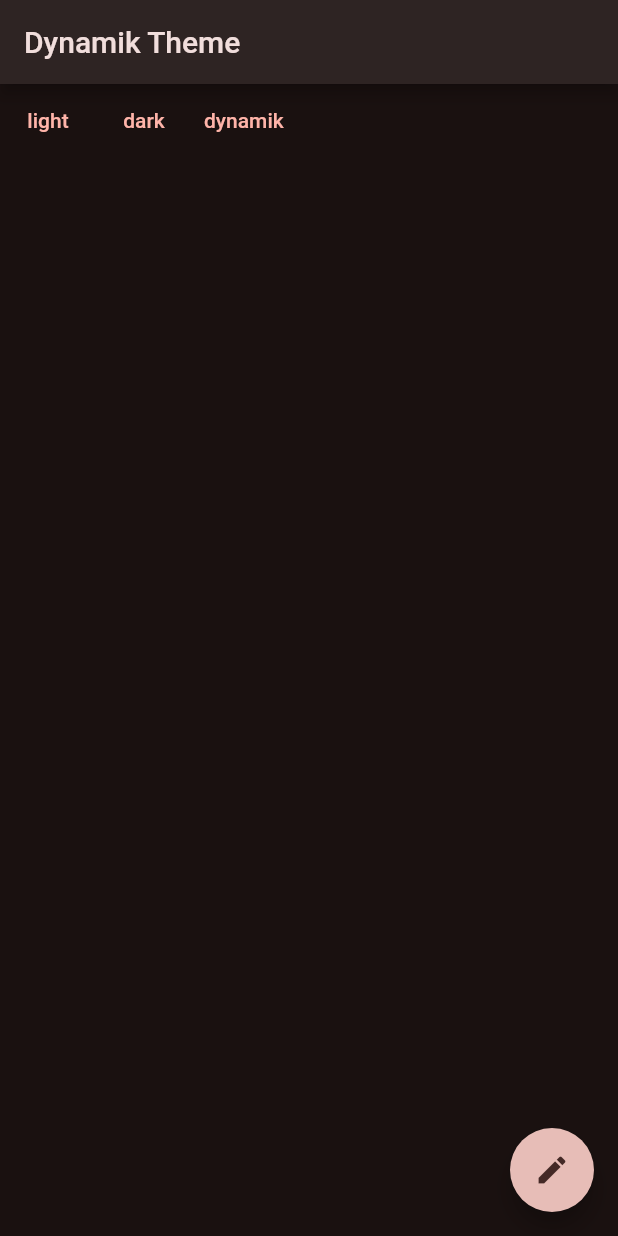
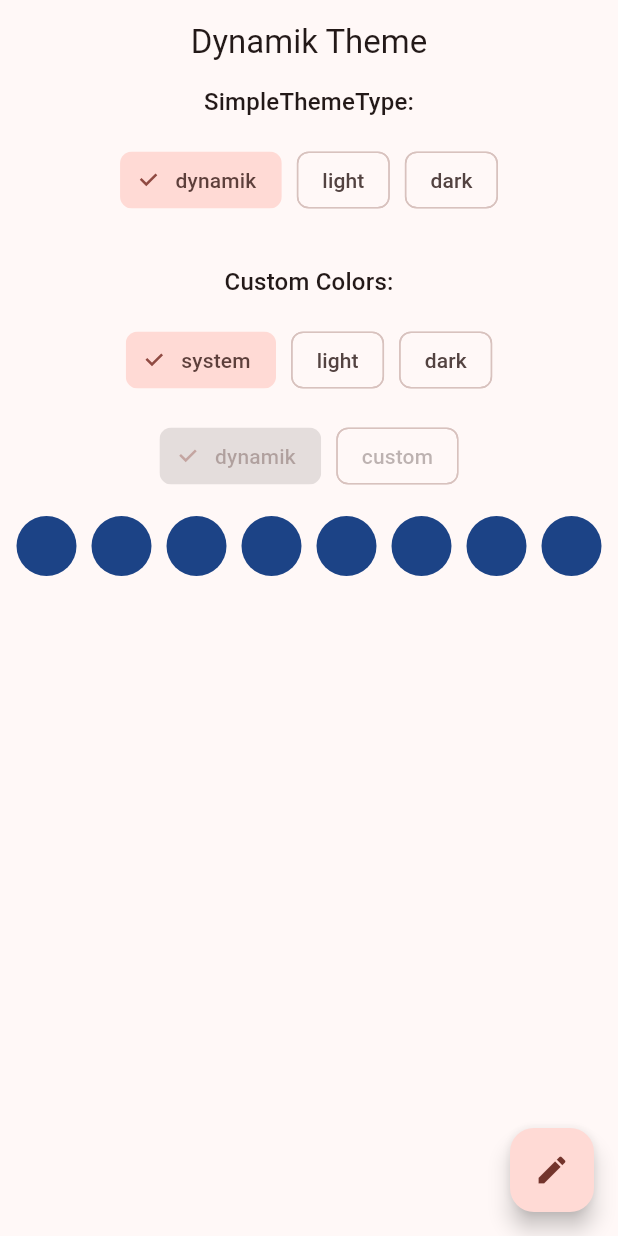
Before and after one commit to 2shrestha22/dynamik_theme, a Flutter app: the screen it shows after launch, on a phone screen of 412 x 824 dp. Run offline on Flutter 3.47's test engine with Material 2 defaults, Android fonts, the phone set to English and light mode, and no system bars; drawn by our look-alikes of dynamic_color.

Commit message:
refactor and enhancement

````diff
--- a/example/lib/main.dart
+++ b/example/lib/main.dart
@@ -1,9 +1,17 @@
+import 'dart:math';
+
 import 'package:dynamik_theme/dynamik_theme.dart';
 import 'package:flutter/material.dart';
 
 void main() {
   runApp(const MyApp());
 }
+
+const _space = SizedBox(height: 16, width: 16);
+final _colors = List.generate(
+    8,
+    (index) =>
+        Color((Random().nextDouble() * 0xFFFFFF).toInt()).withOpacity(1.0));
 
 class MyApp extends StatefulWidget {
   const MyApp({super.key});
@@ -17,12 +25,20 @@ class _MyAppState extends State<MyApp> {
   Widget build(BuildContext context) {
     return DynamikThemeBuilder(
       config: ThemeConfig(
-        lightScheme: ColorScheme.fromSeed(seedColor: Colors.blue),
+        useMaterial3: true,
+        lightScheme: ColorScheme.fromSeed(
+          seedColor: Colors.red,
+        ),
         darkScheme: ColorScheme.fromSeed(
           seedColor: Colors.red,
           brightness: Brightness.dark,
         ),
-        defaultThemeState: SimpleThemeType.dark.themeData,
+        defaultThemeState: SimpleThemeType.dynamik.themeData,
+        builder: (themeData) {
+          return themeData.copyWith(
+            appBarTheme: const AppBarTheme(centerTitle: true),
+          );
+        },
       ),
       builder: (theme, darkTheme, themeMode) {
         return MaterialApp(
@@ -42,6 +58,8 @@ class Home extends StatelessWidget {
 
   @override
   Widget build(BuildContext context) {
+    final themeState = DynamikTheme.of(context).themeState;
+
     return Scaffold(
       appBar: AppBar(
         title: const Text('Dynamik Theme'),
@@ -50,19 +68,81 @@ class Home extends StatelessWidget {
         onPressed: () {},
         child: const Icon(Icons.create),
       ),
-      body: Center(
+      body: SingleChildScrollView(
         child: Column(
           children: [
-            Row(
+            Center(
+              child: Text(
+                'SimpleThemeType:',
+                style: Theme.of(context).textTheme.titleMedium,
+              ),
+            ),
+            _space,
+            Wrap(
+              spacing: 10,
               children: SimpleThemeType.values
-                  .map((e) => TextButton(
+                  .map((e) => InputChip(
+                        label: Text(e.name),
+                        selected: themeState == e.themeData,
                         onPressed: () {
                           DynamikTheme.of(context).setTheme(e.themeData);
                         },
-                        child: Text(e.name),
                       ))
                   .toList(),
-            )
+            ),
+            _space,
+            _space,
+            Text(
+              'Custom Colors:',
+              style: Theme.of(context).textTheme.titleMedium,
+            ),
+            _space,
+            Wrap(
+              spacing: 10,
+              children: ThemeMode.values
+                  .map(
+                    (e) => InputChip(
+                      label: Text(e.name),
+                      selected: themeState.themeMode == e,
+                      onPressed: () {
+                        DynamikTheme.of(context).setThemeMode(e);
+                      },
+                    ),
+                  )
+                  .toList(),
+            ),
+            _space,
+            Wrap(
+              spacing: 10,
+              children: ColorMode.values
+                  .map(
+                    (e) => InputChip(
+                      label: Text(e.name),
+                      selected: themeState.colorMode == e,
+                      onPressed: themeState.colorMode != ColorMode.dynamik
+                          ? () {
+                              DynamikTheme.of(context).setDynamikColorMode();
+                            }
+                          : null,
+                    ),
+                  )
+                  .toList(),
+            ),
+            _space,
+            Wrap(
+              spacing: 10,
+              key: const ValueKey('value'),
+              children: _colors.map((e) {
+                return GestureDetector(
+                  onTap: () {
+                    DynamikTheme.of(context).setCustomColorMode(e);
+                  },
+                  child: CircleAvatar(
+                    backgroundColor: e,
+                  ),
+                );
+              }).toList(),
+            ),
           ],
         ),
       ),
--- a/lib/src/dynamik_theme.dart
+++ b/lib/src/dynamik_theme.dart
@@ -39,13 +39,13 @@ class _DynamikThemeBuilderState<T> extends State<DynamikThemeBuilder> {
     themeState = _storage.read() ?? widget.config.defaultThemeState;
   }
 
-  void onThemeTypeChange(ThemeState value) {
-    if (themeState == value) return;
-
+  void onStateUpdate(ThemeState Function(ThemeState state) updater) {
+    final newState = updater(themeState);
+    if (themeState == newState) return;
     setState(() {
-      themeState = value;
+      themeState = newState;
     });
-    _storage.write(value);
+    _storage.write(newState);
   }
 
   @override
@@ -54,7 +54,7 @@ class _DynamikThemeBuilderState<T> extends State<DynamikThemeBuilder> {
       return DynamikTheme(
         config: widget.config,
         themeState: themeState,
-        onThemeTypeChange: onThemeTypeChange,
+        onStateUpdate: onStateUpdate,
         child: Builder(builder: (context) {
           final themeState = DynamikTheme.of(context).themeState;
           final config = DynamikTheme.of(context).config;
@@ -100,16 +100,16 @@ class _DynamikThemeBuilderState<T> extends State<DynamikThemeBuilder> {
 
 class DynamikTheme extends InheritedWidget {
   const DynamikTheme({
-    required this.onThemeTypeChange,
     super.key,
     required this.config,
     required this.themeState,
+    required this.onStateUpdate,
     required super.child,
   });
 
   final ThemeState themeState;
   final ThemeConfig config;
-  final void Function(ThemeState value) onThemeTypeChange;
+  final void Function(ThemeState Function(ThemeState) updater) onStateUpdate;
 
   @override
   bool updateShouldNotify(covariant DynamikTheme oldWidget) {
@@ -126,5 +126,19 @@ class DynamikTheme extends InheritedWidget {
     return result!;
   }
 
-  void setTheme(ThemeState value) => onThemeTypeChange(value);
+  void setTheme(ThemeState value) => onStateUpdate((_) => value);
+
+  void setThemeMode(ThemeMode value) => onStateUpdate(
+        (state) => state.copyWith(themeMode: value),
+      );
+
+  /// Sets ColorMode.dynamik
+  void setDynamikColorMode() => onStateUpdate(
+        (state) => state.copyWith(colorMode: ColorMode.dynamik),
+      );
+
+  // Sets ColorMode.custom
+  void setCustomColorMode(Color value) => onStateUpdate(
+        (state) => state.copyWith(seed: value, colorMode: ColorMode.custom),
+      );
 }
--- a/lib/src/simple_theme_type.dart
+++ b/lib/src/simple_theme_type.dart
@@ -3,12 +3,12 @@ import 'package:flutter/material.dart';
 import '../dynamik_theme.dart';
 
 enum SimpleThemeType {
-  light(ThemeState(themeMode: ThemeMode.light)),
-  dark(ThemeState(themeMode: ThemeMode.dark)),
   dynamik(ThemeState(
     themeMode: ThemeMode.system,
     colorMode: ColorMode.dynamik,
-  ));
+  )),
+  light(ThemeState(themeMode: ThemeMode.light)),
+  dark(ThemeState(themeMode: ThemeMode.dark));
 
   const SimpleThemeType(this.themeData);
   final ThemeState themeData;
--- a/lib/src/theme_config.dart
+++ b/lib/src/theme_config.dart
@@ -2,45 +2,48 @@ import 'package:dynamik_theme/src/theme_storage.dart';
 import 'package:dynamik_theme/src/theme_state.dart';
 import 'package:flutter/material.dart';
 
-/// Extend this class to add further customization on theme like, font styles.
-///
-/// Example:
-///
-/// ``` dart
-/// class AppTheme extends ThemeConfig {
-///   AppTheme({required super.lightScheme, required super.darkScheme});
-///
-///   @override
-///   ThemeData fromScheme(ColorScheme scheme) {
-///     final baseTheme = ThemeData.from(colorScheme: scheme);
-///     final textTheme = baseTheme.textTheme;
-///
-///     return baseTheme.copyWith(
-///       textTheme: GoogleFonts.plusJakartaSansTextTheme(
-///         baseTheme.textTheme.copyWith(
-///           headlineSmall: textTheme.headlineSmall?.copyWith(
-///             fontWeight: FontWeight.bold,
-///           ),
-///         ),
-///       ),
-///     );
-///   }
-/// }
-/// ```
+/// Extend this class to add further customization..
 class ThemeConfig {
   ThemeConfig({
     required this.lightScheme,
     required this.darkScheme,
     required this.defaultThemeState,
+    this.useMaterial3,
+    this.textTheme,
+    this.builder,
   });
 
   final ColorScheme lightScheme;
   final ColorScheme darkScheme;
   final ThemeState defaultThemeState;
 
+  final bool? useMaterial3;
+  final TextTheme? textTheme;
+
+  /// Adds furter customization on ThemeData.
+  ///
+  /// Example usage:
+  ///
+  /// ```dart
+  /// builder: (themeData) {
+  ///   return themeData.copyWith(
+  ///     appBarTheme: const AppBarTheme(centerTitle: true),
+  ///   );
+  /// }
+  /// ```
+  final ThemeData? Function(ThemeData themeData)? builder;
+
   /// Override [fromScheme] to add further customization like adding Fonts.
   ThemeData fromScheme(ColorScheme scheme) {
-    return ThemeData.from(colorScheme: scheme);
+    final themeData = ThemeData.from(
+      colorScheme: scheme,
+      useMaterial3: useMaterial3,
+      textTheme: textTheme,
+    );
+    if (builder != null) {
+      return builder!.call(themeData) ?? themeData;
+    }
+    return themeData;
   }
 
   ThemeData get lightTheme => fromScheme(lightScheme);
````
